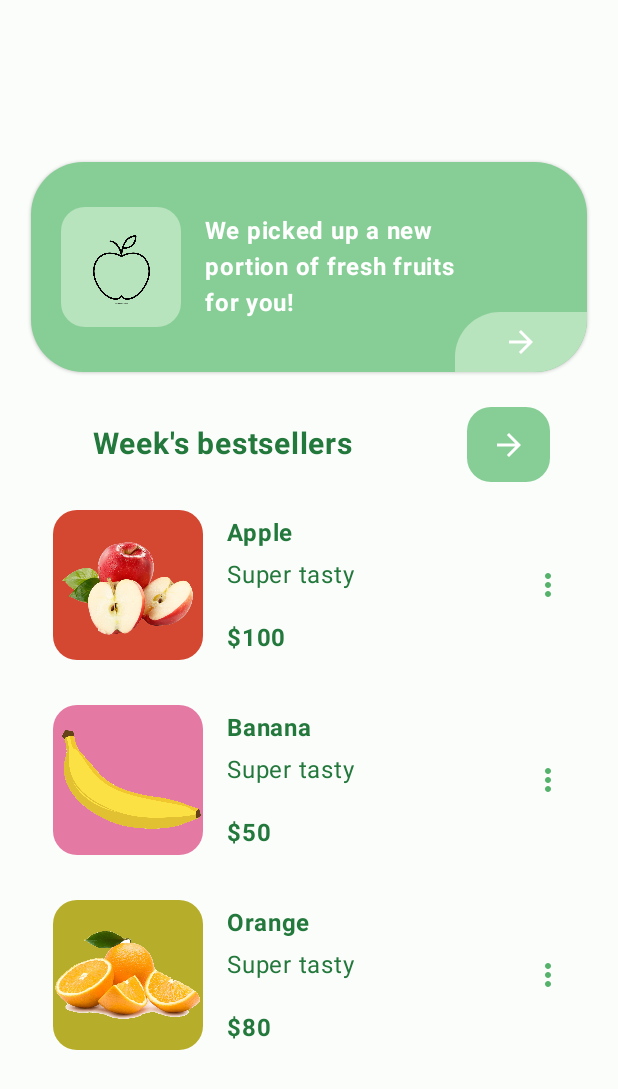
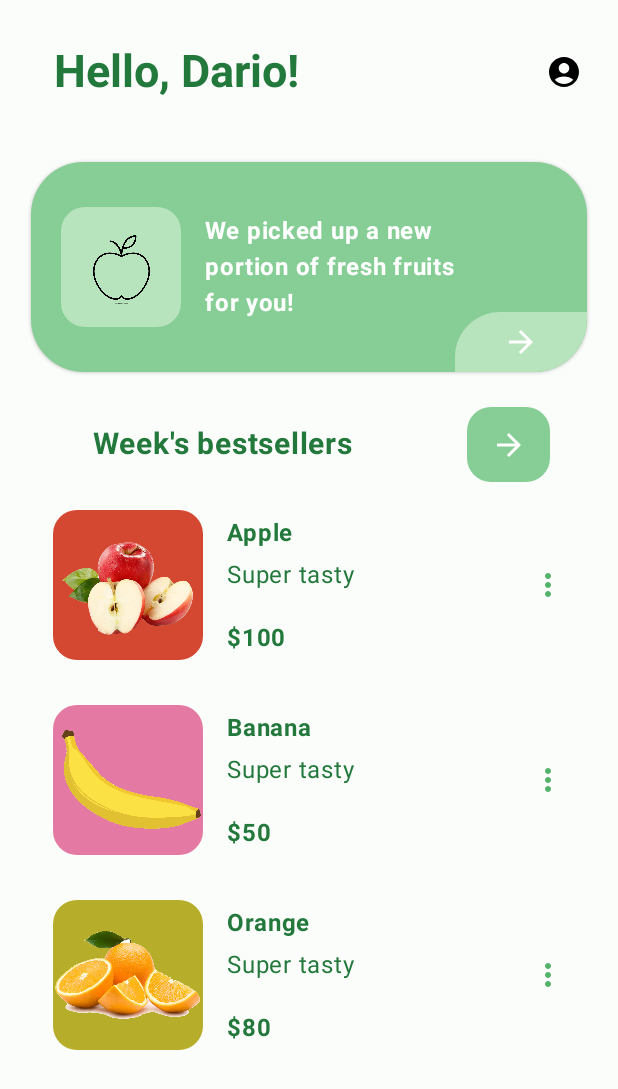
Before and after one commit to darioplazaleon/FruitApp-Compose, an Android app built with Jetpack Compose: the FruitScreen screen opened through its navigation route, on a phone screen of 412 x 824 dp. Shown: the top 1089 px of the screen. Run offline under Robolectric (Android 15) with nearby library versions, the phone set to English and light mode, and no system bars.

Commit message:
Finished MainScreen

```diff
--- a/app/src/main/java/com/example/composepractice/ui/screen/FruitDetailScreen.kt
+++ b/app/src/main/java/com/example/composepractice/ui/screen/FruitDetailScreen.kt
@@ -107,7 +107,6 @@ fun TopBarDetails(navController: NavController) {
         ) {
             Icon(
                 imageVector = Icons.Outlined.ShoppingCart,
-//                painter = painterResource(id = R.drawable.baseline_add_shopping_cart_24),
                 contentDescription = "Go to Cart", tint = Color.White
             )
         }
--- a/app/src/main/java/com/example/composepractice/ui/screen/FruitScreen.kt
+++ b/app/src/main/java/com/example/composepractice/ui/screen/FruitScreen.kt
@@ -1,5 +1,6 @@
 package com.example.composepractice.ui.screen
 
+import android.annotation.SuppressLint
 import androidx.compose.foundation.Image
 import androidx.compose.foundation.background
 import androidx.compose.foundation.clickable
@@ -19,14 +20,20 @@ import androidx.compose.foundation.lazy.LazyColumn
 import androidx.compose.foundation.lazy.items
 import androidx.compose.foundation.shape.RoundedCornerShape
 import androidx.compose.material.icons.Icons
+import androidx.compose.material.icons.filled.AccountCircle
 import androidx.compose.material.icons.twotone.MoreVert
 import androidx.compose.material3.Button
 import androidx.compose.material3.ButtonDefaults
 import androidx.compose.material3.Card
 import androidx.compose.material3.CardDefaults
 import androidx.compose.material3.ElevatedCard
+import androidx.compose.material3.ExperimentalMaterial3Api
 import androidx.compose.material3.Icon
+import androidx.compose.material3.Scaffold
 import androidx.compose.material3.Text
+import androidx.compose.material3.TopAppBar
+import androidx.compose.material3.TopAppBarDefaults
+import androidx.compose.material3.TopAppBarDefaults.topAppBarColors
 import androidx.compose.runtime.Composable
 import androidx.compose.ui.Alignment
 import androidx.compose.ui.Modifier
@@ -42,9 +49,23 @@ import com.example.composepractice.Screen
 import com.example.composepractice.data.model.Fruit
 
 
-
+@SuppressLint("UnusedMaterial3ScaffoldPaddingParameter")
+@OptIn(ExperimentalMaterial3Api::class)
 @Composable
 fun FruitScreen(navController: NavController, fruitList: List<Fruit>) {
+    Scaffold(topBar = {
+        TopAppBar(title = { Text("Hello, Dario!", fontWeight = FontWeight.Bold, fontSize = 30.sp) },
+            actions = {
+                Icon(imageVector = Icons.Default.AccountCircle, contentDescription = "User Account")
+            },
+            colors = topAppBarColors(
+                containerColor = Color.Transparent,
+                titleContentColor = Color(35, 120, 60),
+                actionIconContentColor = Color.Black
+            ),
+            modifier = Modifier.padding(top = 16.dp, start = 20.dp, end = 20.dp)
+        )
+    }) {
         Column(
             modifier = Modifier
                 .fillMaxSize()
@@ -62,6 +83,7 @@ fun FruitScreen(navController: NavController, fruitList: List<Fruit>) {
                     FruitCard(
                         fruit,
                         onFruitClick = { navController.navigate(Screen.FruitDetailScreen.route + "/${fruit.id}") })
+                }
             }
         }
     }
```
Lines whose indentation alone changed are shown as unchanged.
